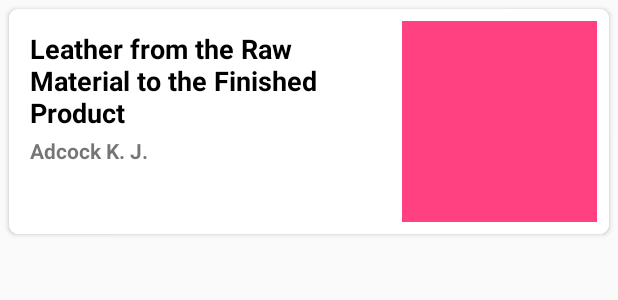
After one commit to poisondart/AventikaTestTask, an Android app: the layout book_item_card.xml on its own in the app's theme, with its tools: preview values and no code run, on a phone screen of 412 x 824 dp. The commit adds this screen. Shown: the top 300 px of the screen. Run offline under Robolectric (Android 15) with nearby library versions, the phone set to English and light mode, and no system bars.

Commit message:
Реализация первой части задания

```diff
--- a/app/build.gradle
+++ b/app/build.gradle
@@ -24,7 +24,9 @@ dependencies {
     implementation 'com.android.support:recyclerview-v7:27.1.1'
     implementation 'com.android.support:cardview-v7:27.1.1'
     implementation 'com.android.support:design:27.1.1'
+    implementation 'com.github.bumptech.glide:glide:4.7.1'
     testImplementation 'junit:junit:4.12'
+    annotationProcessor 'com.github.bumptech.glide:compiler:4.7.1'
     androidTestImplementation 'com.android.support.test:runner:1.0.2'
     androidTestImplementation 'com.android.support.test.espresso:espresso-core:3.0.2'
 }
--- /dev/null
+++ b/app/src/main/res/layout/book_item_card.xml
@@ -0,0 +1,68 @@
+<?xml version="1.0" encoding="utf-8"?>
+<android.support.v7.widget.CardView
+    xmlns:android="http://schemas.android.com/apk/res/android"
+    android:layout_width="match_parent"
+    android:layout_height="150dp"
+    xmlns:app="http://schemas.android.com/apk/res-auto"
+    xmlns:tools="http://schemas.android.com/tools"
+    android:layout_margin="6dp"
+    android:elevation="4dp"
+    app:cardCornerRadius="6dp"
+    android:background="?selectableItemBackground">
+    <RelativeLayout
+        android:layout_width="match_parent"
+        android:layout_height="match_parent"
+        android:background="@color/colorWhite">
+        <ImageButton
+            android:id="@+id/thumnailImageView"
+            android:layout_width="130dp"
+            android:layout_height="match_parent"
+            android:layout_marginTop="8dp"
+            android:layout_marginBottom="8dp"
+            android:layout_marginLeft="4dp"
+            android:layout_marginStart="4dp"
+            android:layout_marginRight="8dp"
+            android:layout_marginEnd="8dp"
+            android:layout_alignParentEnd="true"
+            android:layout_alignParentRight="true"
+            android:background="@color/colorAccent"
+            android:scaleType="centerCrop"/>
+        <LinearLayout
+            android:layout_width="match_parent"
+            android:layout_height="match_parent"
+            android:layout_toLeftOf="@+id/thumnailImageView"
+            android:layout_toStartOf="@id/thumnailImageView"
+            android:layout_marginTop="8dp"
+            android:layout_marginBottom="8dp"
+            android:layout_marginLeft="8dp"
+            android:layout_marginStart="8dp"
+            android:layout_marginRight="4dp"
+            android:layout_marginEnd="4dp"
+            android:orientation="vertical">
+            <TextView
+                android:layout_width="match_parent"
+                android:layout_height="wrap_content"
+                android:id="@+id/bookTitleTextView"
+                android:textStyle="bold"
+                android:textSize="18sp"
+                android:maxLines="3"
+                android:ellipsize="end"
+                android:textColor="@color/colorBlack"
+                android:layout_marginTop="6dp"
+                android:layout_marginLeft="6dp"
+                android:layout_marginRight="6dp"
+                android:layout_marginBottom="3dp"
+                tools:text="@string/title_pl"/>
+            <TextView
+                android:layout_width="match_parent"
+                android:layout_height="wrap_content"
+                android:id="@+id/bookAuthorsTextView"
+                android:textStyle="bold"
+                android:maxLines="3"
+                android:ellipsize="end"
+                android:layout_marginLeft="6dp"
+                android:layout_marginRight="6dp"
+                tools:text="@string/author_pl"/>
+        </LinearLayout>
+    </RelativeLayout>
+</android.support.v7.widget.CardView>
--- a/app/src/main/res/values/colors.xml
+++ b/app/src/main/res/values/colors.xml
@@ -3,4 +3,7 @@
     <color name="colorPrimary">#3F51B5</color>
     <color name="colorPrimaryDark">#303F9F</color>
     <color name="colorAccent">#FF4081</color>
+    <color name="colorBackground">#eeeeee</color>
+    <color name="colorBlack">#000000</color>
+    <color name="colorWhite">#ffffff</color>
 </resources>
--- a/app/src/main/res/values/strings.xml
+++ b/app/src/main/res/values/strings.xml
@@ -1,4 +1,10 @@
 <resources>
     <string name="app_name">AventicaTestTask</string>
     <string name="search">Search</string>
+
+    <!--placeholders, not for translate-->
+    <string name="title_pl">Leather from the Raw Material to the Finished Product</string>
+    <string name="author_pl">Adcock K. J.</string>
+    <!-- -->
+
 </resources>
```
Also changed, not shown: app/src/main/java/ru/testtask/aventika/aventicatesttask/AventikaTestTaskGlideModule.java (added, +7 -0 lines), app/src/main/java/ru/testtask/aventika/aventicatesttask/BookResult.java (added, +51 -0 lines), app/src/main/java/ru/testtask/aventika/aventicatesttask/BookResultsAdapter.java (added, +70 -0 lines), app/src/main/java/ru/testtask/aventika/aventicatesttask/MainActivity.java (+61 -34 lines), app/src/main/res/layout/activity_main.xml (+6 -20 lines).
